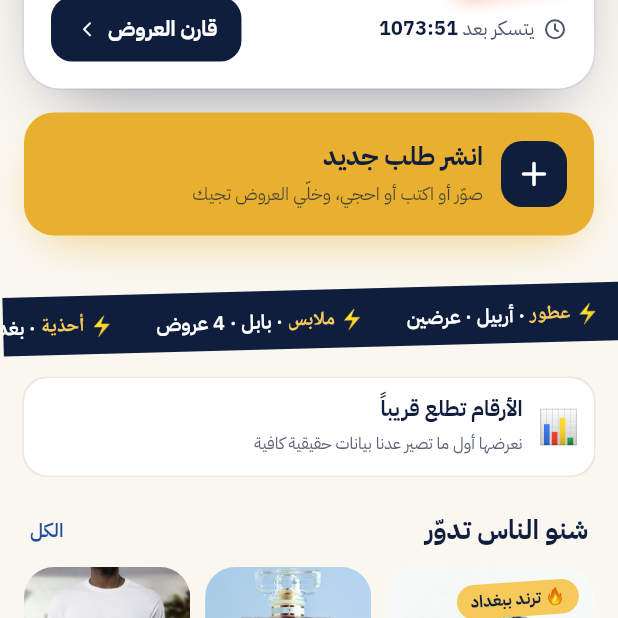
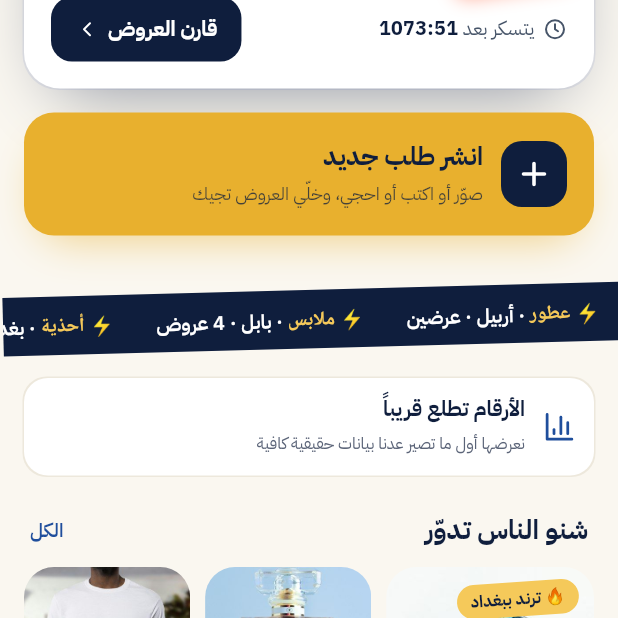
Before and after one commit to jasbx222/dawwerli-app, a Flutter app: the HomeScreen screen opened by its route, scrolled down 576 dp, on a phone screen of 412 x 824 dp, the top half of it. Run offline on Flutter 3.47's test engine with Material 3 defaults, Android fonts, the phone set to English and light mode, and no system bars; our stand-ins replace flutter_riverpod, flutter_svg, go_router, shared_preferences; accounts and stored records are empty.

Commit message:
UIUX notes: expired-with-offers copy, SVG icons, locked fields in raise-price mode
Expired card names the offers count. Buttons and pills drop emoji icons
(publish, profile done, draft saved) in favour of SVG; the stats
placeholder uses an SVG chart. Raise-price mode keeps size, colour,
condition and governorate unfocusable with no focus ring.

```diff
--- a/lib/core/l10n/app_strings.dart
+++ b/lib/core/l10n/app_strings.dart
@@ -76,7 +76,7 @@ abstract final class AppStrings {
   static const profileGov = 'محافظتك';
   static const profileArea = 'منطقتك';
   static const profileAreaHint = 'المنطقة ما تنعرض للصفحات، بس المحافظة.';
-  static const profileDone = 'خلصنا، يلا 🚀';
+  static const profileDone = 'خلصنا، يلا';
 
   // Placeholder for screens of later groups
   static const comingSoon = 'هاي الشاشة بالمجموعة الجاية';
@@ -175,7 +175,7 @@ abstract final class AppStrings {
 
   // Review (09 / 09b)
   static const reviewTitle = 'راجع طلبك';
-  static const draftSaved = 'مسودة محفوظة ✓';
+  static const draftSaved = 'مسودة محفوظة';
   static const reviewErrorsSub = 'حالات الرفض';
   static String voiceLen(String t) => '🎙️ تسجيل $t';
   static const maxPrice = 'أعلى سعر';
@@ -188,7 +188,7 @@ abstract final class AppStrings {
   static const openPrefix = 'عندك ';
   static String openOf(int n, int max) => '$n من $max';
   static const openSuffix = ' طلبات مفتوحة';
-  static const publish = 'انشر 🚀';
+  static const publish = 'انشر';
   static const offlineDraftNote =
       'انقطع النت؟ نخليه بالمسودة وينرسل وحده لما يرجع';
   static const offlineToast = 'النت فاصل، طلبك انحفظ مسودة وينرسل وحده 📶';
@@ -201,6 +201,8 @@ abstract final class AppStrings {
   static const expiredBody =
       'ما وصلت عروض خلال 24 ساعة. تكدر تعيد نشره أو ترفع السعر.';
   static const republish = 'أعد النشر';
+  static String expiredOffersBody(int n) =>
+      'وصلك $n عروض. اختار واحد منها أو ارفع السعر حتى توصل لصفحات أكثر.';
   static const raiseSubtitle = 'فوق سعرك يوصل طلبك لصفحات أكثر';
   static const currentPrice = 'سعرك الحالي ';
   static const updatePrice = 'حدّث السعر';
--- a/lib/core/widgets/app_icons.dart
+++ b/lib/core/widgets/app_icons.dart
@@ -50,6 +50,9 @@ enum AppIcon {
   wifiOff(
     '<path d="M2 2l20 20M8.5 16.5a5 5 0 0 1 7 0M5 12.9a10 10 0 0 1 5.2-2.8M19 12.9a10 10 0 0 0-2-1.5M2 8.8a15 15 0 0 1 4.2-2.7M22 8.8A15 15 0 0 0 11 5"/><circle cx="12" cy="20" r="1"/>',
   ),
+  barChart(
+    '<path d="M3 3v18h18"/><path d="M18 17V9"/><path d="M13 17V5"/><path d="M8 17v-3"/>',
+  ),
   star(
     '<path d="M12 2l3.09 6.26L22 9.27l-5 4.87 1.18 6.88L12 17.77l-5.18 3.25L8 14.14 3 9.27l6.91-1.01z"/>',
     filled: true,
--- a/lib/features/home/presentation/widgets/home_sections.dart
+++ b/lib/features/home/presentation/widgets/home_sections.dart
@@ -200,7 +200,17 @@ class StatsRow extends StatelessWidget {
         decoration: deco,
         child: const Row(
           children: [
-            Text('📊', style: TextStyle(fontSize: 22, height: 33 / 22)),
+            SizedBox(
+              width: 26,
+              height: 33,
+              child: Center(
+                child: AppSvgIcon(
+                  AppIcon.barChart,
+                  size: 22,
+                  color: AppColors.blue,
+                ),
+              ),
+            ),
             SizedBox(width: 10),
             Expanded(
               child: Column(
--- a/lib/features/post/presentation/review_screen.dart
+++ b/lib/features/post/presentation/review_screen.dart
@@ -97,6 +97,7 @@ class _ReviewScreenState extends ConsumerState<ReviewScreen> {
                       ? null
                       : SmallPill(
                           label: AppStrings.draftSaved,
+                          icon: AppIcon.check,
                           bg: AppColors.white.withValues(alpha: .18),
                         ),
                 ),
```
Also changed, not shown: lib/features/live/presentation/live_waiting_screen.dart (+6 -2 lines), lib/features/post/presentation/request_details_screen.dart (+7 -3 lines).
